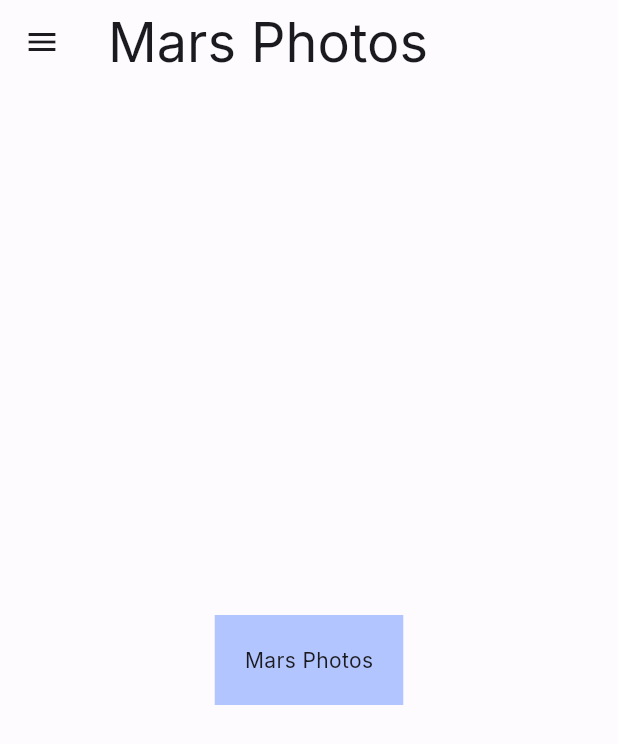
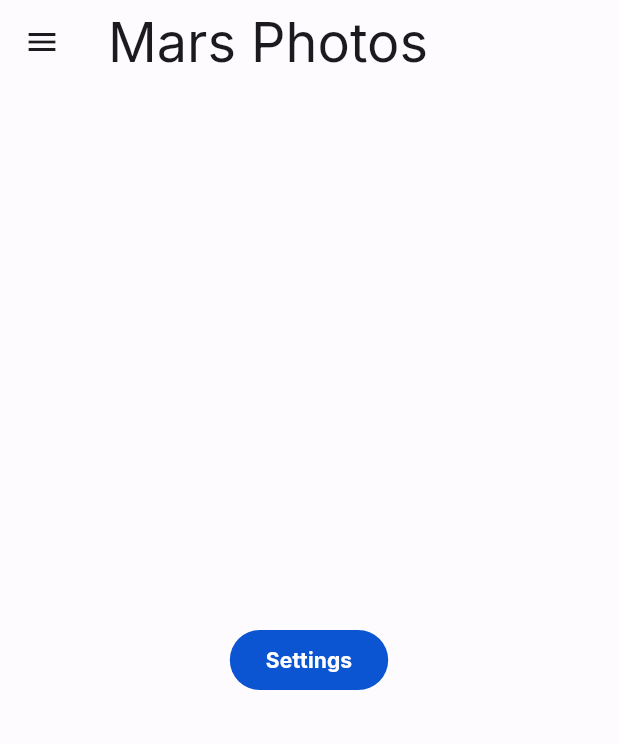
Before and after one commit to AlshaimaaAbdElnaeem/mars_app, a Flutter app: the screen it shows after launch, on a phone screen of 412 x 824 dp. Shown: the top 744 px of the screen. Run offline on Flutter 3.47's test engine with Material 2 defaults, Android fonts, the phone set to English and light mode, and no system bars; our stand-ins replace go_router, google_fonts, hive, hive_flutter, sizer; accounts and stored records are empty; generated files the repository leaves out were written again.

Commit message:
settings page

```diff
--- a/lib/l10n/app_ar.arb
+++ b/lib/l10n/app_ar.arb
@@ -2,5 +2,6 @@
   "helloWorld": "أهلا بك",
   "appTitle": "صور المريخ",
   "theme": "لون التطبيق",
-  "language": "اللغة"
+  "language": "اللغة",
+  "settings" : "الإعدادات"
 }
--- a/lib/l10n/app_en.arb
+++ b/lib/l10n/app_en.arb
@@ -2,6 +2,7 @@
   "helloWorld": "Hello World!",
   "appTitle": "Mars Photos",
   "theme": "Theme",
-  "language": "Language"
+  "language": "Language",
+  "settings" : "Settings"
 
 }
--- a/lib/main.dart
+++ b/lib/main.dart
@@ -1,11 +1,11 @@
 import 'package:flutter/material.dart';
 import 'package:hive_flutter/adapters.dart';
-import 'package:session2/ui/screens/home_page.dart';
+import 'package:session2/utils/app_router.dart';
 import 'package:session2/utils/color_schemes.g.dart';
 import 'package:session2/utils/constants.dart';
 import 'package:session2/utils/typography%20.dart';
 import 'package:flutter_gen/gen_l10n/app_localizations.dart';
-import 'package:flutter_localizations/flutter_localizations.dart';
+import 'package:sizer/sizer.dart';
 
 void main() async {
   await Hive.initFlutter();
@@ -25,7 +25,10 @@ class MyApp extends StatelessWidget {
       builder: (__, value, child) {
         bool isDarkValue = Hive.box(settings).get(isDark, defaultValue: false);
         String lang = Hive.box(settings).get(language, defaultValue: "en");
-        return MaterialApp(
+        return Sizer(
+          builder: (context , orientation , deviceType) {
+            return MaterialApp.router(
+
               localizationsDelegates: AppLocalizations.localizationsDelegates,
               supportedLocales: AppLocalizations.supportedLocales,
               locale:Locale(lang) ,
@@ -41,8 +44,10 @@ class MyApp extends StatelessWidget {
                 useMaterial3: true,
                 textTheme: textTheme,
               ),
-          home: const HomePage(),
+              routerConfig: goRouter(),
               themeMode: isDarkValue ? ThemeMode.dark : ThemeMode.light,
+            );
+          }
         );
       },
     );
--- a/lib/ui/screens/home_page.dart
+++ b/lib/ui/screens/home_page.dart
@@ -1,8 +1,10 @@
 import 'package:flutter/material.dart';
+import 'package:go_router/go_router.dart';
 import 'package:hive_flutter/hive_flutter.dart';
 import 'package:session2/ui/widgets/drawer_widget.dart';
 import 'package:session2/utils/constants.dart';
 import 'package:flutter_gen/gen_l10n/app_localizations.dart';
+import 'package:session2/utils/router_constants.dart';
 
 class HomePage extends StatelessWidget {
   const HomePage({super.key});
@@ -20,16 +22,10 @@ class HomePage extends StatelessWidget {
       ),
       drawer: DrawerWidget(settingsBox: settingsBox),
       body: Center(
-        child: Container(
-           color: Theme.of(context).colorScheme.inversePrimary,
-          padding: const EdgeInsets.all(20),
-          child:  Text(
-           strings.appTitle,
-            style: Theme.of(context).textTheme.bodyMedium,
-
-          ),
-
-        ),
+        child:FilledButton(child: Text(strings.settings) , onPressed: (){
+          context.push(settingPage);
+        },
+        )
       )
     );
   }
--- a/lib/ui/screens/settings_page.dart
+++ b/lib/ui/screens/settings_page.dart
@@ -1,13 +1,14 @@
 import 'package:flutter/material.dart';
-
+import 'package:flutter_gen/gen_l10n/app_localizations.dart';
 class SettingsPage extends StatelessWidget {
   const SettingsPage({super.key});
 
   @override
   Widget build(BuildContext context) {
+    var strings = AppLocalizations.of(context)!;
     return Scaffold(
       appBar: AppBar(
-        title: Text("Settings"),
+        title: Text(strings.settings),
       ),
     );
   }
```
Lines whose indentation alone changed are shown as unchanged.
